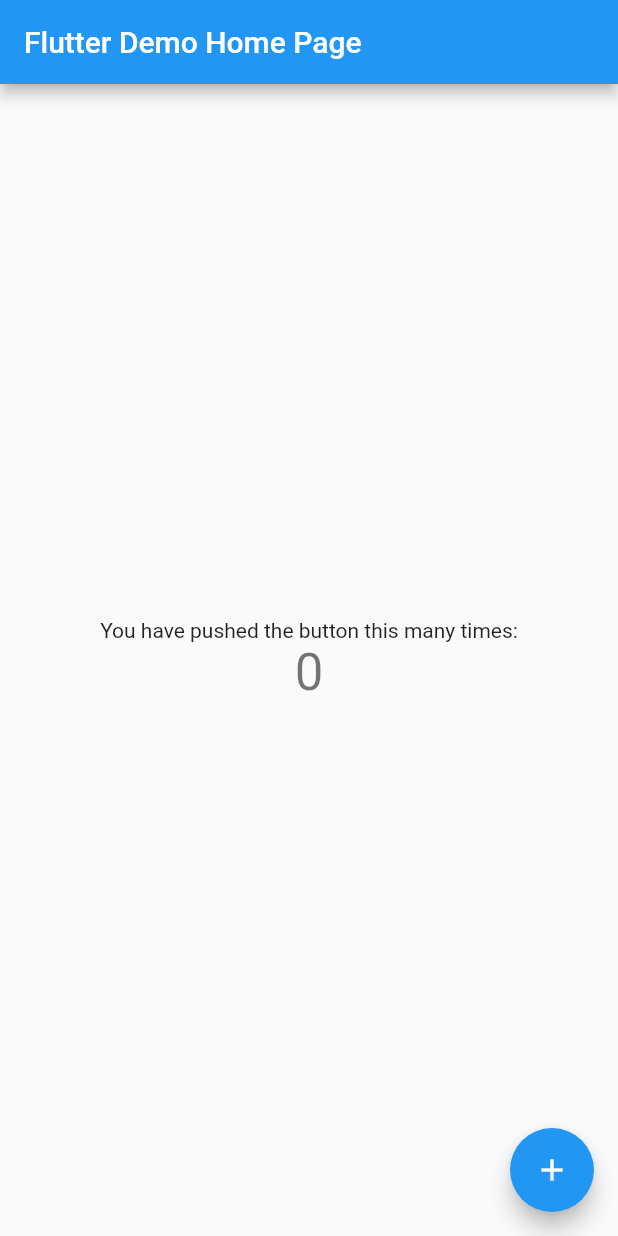
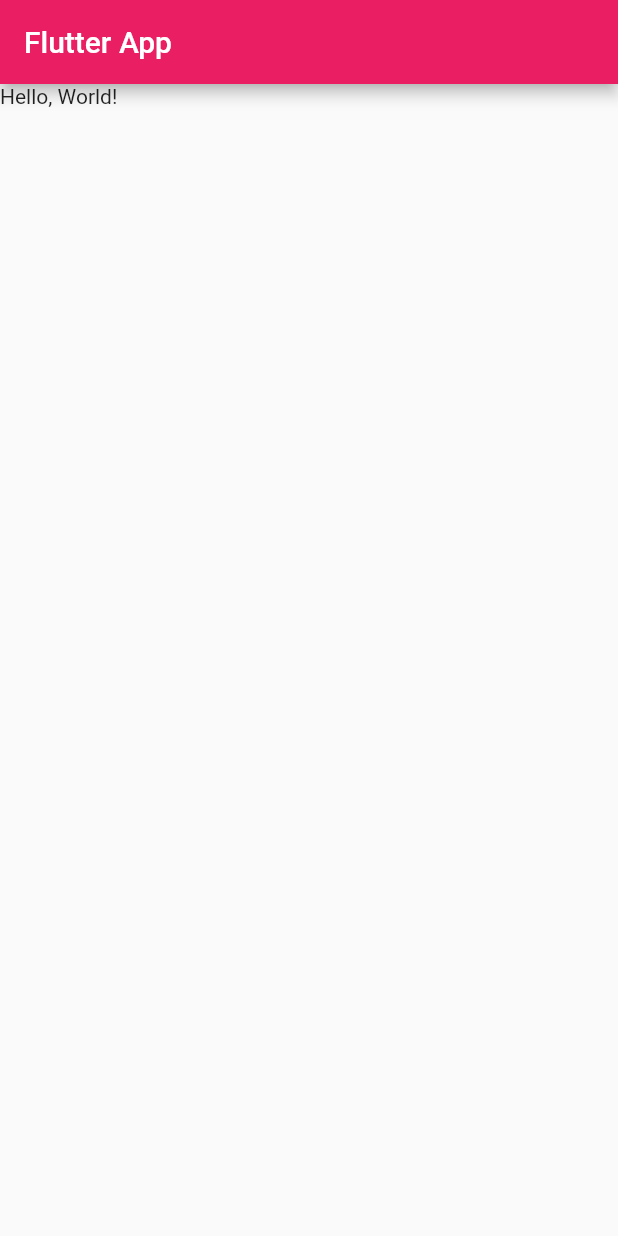
Before and after one commit to PedroTrama/flutter_testes, a Flutter app: the screen it shows after launch, on a phone screen of 412 x 824 dp. Run offline on Flutter 3.47's test engine with Material 2 defaults, Android fonts, the phone set to English and light mode, and no system bars.

Commit message:
Hello, World!

```diff
--- a/lib/main.dart
+++ b/lib/main.dart
@@ -1,115 +1,24 @@
- import 'package:flutter/material.dart';
-
-void main() {
-  runApp(const MyApp());
+import 'package:flutter/material.dart';
+void main(){
+  //WidgetsApp //MaterialApp //CupertionApp
+  runApp(MaterialApp(
+    home: HomePage(),
+    theme: ThemeData(
+      primarySwatch: Colors.pink,
+    ),
+  ));
 }
 
-class MyApp extends StatelessWidget {
-  const MyApp({super.key});
-
-  // This widget is the root of your application.
+class HomePage extends StatelessWidget {
   @override
   Widget build(BuildContext context) {
-    return MaterialApp(
-      title: 'Flutter Demo',
-      theme: ThemeData(
-        // This is the theme of your application.
-        //
-        // Try running your application with "flutter run". You'll see the
-        // application has a blue toolbar. Then, without quitting the app, try
-        // changing the primarySwat ch below to Colors.green and then invoke
-        // "hot reload" (press "r" in the console where you ran "flutter run",
-        // or simply save your changes to "hot reload" in a Flutter IDE).
-        // Notice that the counter didn't reset back to zero; the application
-        // is not restarted.
-        primarySwatch: Colors.blue,
-      ),
-      home: const MyHomePage(title: 'Flutter Demo Home Page'),
+    return Scaffold(
+      appBar: AppBar(
+        title: Text("Flutter App"),
+       ),
+       body: Container(
+        child: Text("Hello, World!"),
+       ),
     );
   }
 }
-
-class MyHomePage extends StatefulWidget {
-  const MyHomePage({super.key, required this.title});
-
-  // This widget is the home page of your application. It is stateful, meaning
-  // that it has a State object (defined below) that contains fields that affect
-  // how it looks.
-
-  // This class is the configuration for the state. It holds the values (in this
-  // case the title) provided by the parent (in this case the App widget) and
-  // used by the build method of the State. Fields in a Widget subclass are
-  // always marked "final".
-
-  final String title;
-
-  @override
-  State<MyHomePage> createState() => _MyHomePageState();
-}
-
-class _MyHomePageState extends State<MyHomePage> {
-  int _counter = 0;
-
-  void _incrementCounter() {
-    setState(() {
-      // This call to setState tells the Flutter framework that something has
-      // changed in this State, which causes it to rerun the build method below
-      // so that the display can reflect the updated values. If we changed
-      // _counter without calling setState(), then the build method would not be
-      // called again, and so nothing would appear to happen.
-      _counter++;
-    });
-  }
-
-  @override
-  Widget build(BuildContext context) {
-    // This method is rerun every time setState is called, for instance as done
-    // by the _incrementCounter method above.
-    //
-    // The Flutter framework has been optimized to make rerunning build methods
-    // fast, so that you can just rebuild anything that needs updating rather
-    // than having to individually change instances of widgets.
-    return Scaffold(
-      appBar: AppBar(
-        // Here we take the value from the MyHomePage object that was created by
-        // the App.build method, and use it to set our appbar title.
-        title: Text(widget.title),
-      ),
-      body: Center(
-        // Center is a layout widget. It takes a single child and positions it
-        // in the middle of the parent.
-        child: Column(
-          // Column is also a layout widget. It takes a list of children and
-          // arranges them vertically. By default, it sizes itself to fit its
-          // children horizontally, and tries to be as tall as its parent.
-          //
-          // Invoke "debug painting" (press "p" in the console, choose the
-          // "Toggle Debug Paint" action from the Flutter Inspector in Android
-          // Studio, or the "Toggle Debug Paint" command in Visual Studio Code)
-          // to see the wireframe for each widget.
-          //
-          // Column has various properties to control how it sizes itself and
-          // how it positions its children. Here we use mainAxisAlignment to
-          // center the children vertically; the main axis here is the vertical
-          // axis because Columns are vertical (the cross axis would be
-          // horizontal).
-          mainAxisAlignment: MainAxisAlignment.center,
-          children: <Widget>[
-            const Text(
-              'You have pushed the button this many times:',
-            ),
-            Text(
-              '$_counter',
-              style: Theme.of(context).textTheme.headlineMedium,
-            ),
-          ],
-        ),
-      ),
-      floatingActionButton: FloatingActionButton(
-        onPressed: _incrementCounter,
-        tooltip: 'Increment',
-        child: const Icon(Icons.add),
-      ), // This trailing comma makes auto-formatting nicer for build methods.
-    );
-  }
-}
```
